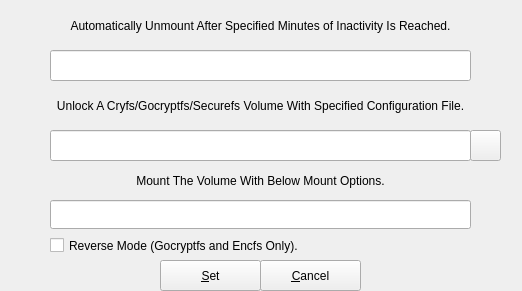
mhogomchungu/sirikali, file src/engines/options.ui: the form before one commit.
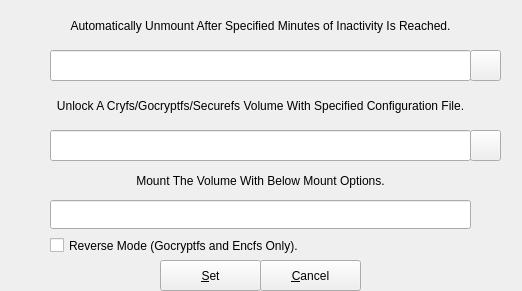
The form after the commit.

```diff
--- a/src/engines/options.ui
+++ b/src/engines/options.ui
@@ -157,6 +157,19 @@
      <string>Reverse Mode (Gocryptfs and Encfs Only).</string>
     </property>
    </widget>
+   <widget class="QPushButton" name="pushButton_2">
+    <property name="geometry">
+     <rect>
+      <x>440</x>
+      <y>50</y>
+      <width>31</width>
+      <height>31</height>
+     </rect>
+    </property>
+    <property name="text">
+     <string/>
+    </property>
+   </widget>
   </widget>
   <widget class="QPushButton" name="pbOK">
    <property name="geometry">
```
